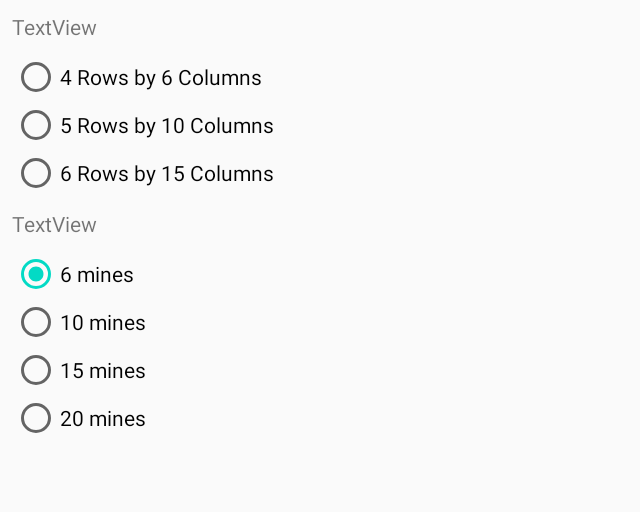
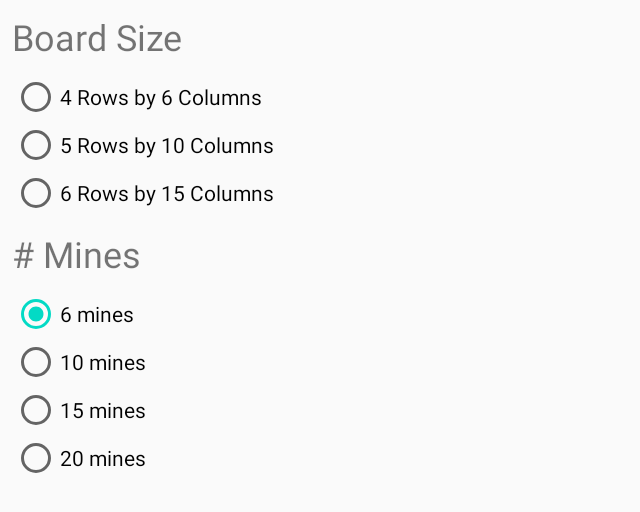
Before and after one commit to gyeung06/AndroidClownMineSweeperEsqueGame, an Android app: the Options screen opened directly, with no data from a screen before it, on a phone screen of 824 x 412 dp (held sideways). Shown: the top 512 px of the screen, without its empty margins (0-640 px from the left). Run offline under Robolectric (Android 15) with nearby library versions, the phone set to English and light mode, and no system bars.

Commit message:
Finished UI

```diff
--- a/app/src/main/res/layout/activity_options.xml
+++ b/app/src/main/res/layout/activity_options.xml
@@ -13,25 +13,27 @@
         android:layout_marginStart="8dp"
         android:layout_marginTop="8dp"
         app:layout_constraintStart_toStartOf="parent"
-        app:layout_constraintTop_toBottomOf="@+id/textView2" />
+        app:layout_constraintTop_toBottomOf="@+id/options_rows_text" />
 
     <TextView
-        android:id="@+id/textView2"
+        android:id="@+id/options_rows_text"
         android:layout_width="wrap_content"
         android:layout_height="wrap_content"
         android:layout_marginStart="8dp"
         android:layout_marginTop="8dp"
-        android:text="TextView"
+        android:text="Board Size"
+        android:textSize="24sp"
         app:layout_constraintStart_toStartOf="parent"
         app:layout_constraintTop_toTopOf="parent" />
 
     <TextView
-        android:id="@+id/textView3"
+        android:id="@+id/options_mines_text"
         android:layout_width="wrap_content"
         android:layout_height="wrap_content"
         android:layout_marginStart="8dp"
         android:layout_marginTop="8dp"
-        android:text="TextView"
+        android:text="# Mines"
+        android:textSize="24sp"
         app:layout_constraintStart_toStartOf="parent"
         app:layout_constraintTop_toBottomOf="@+id/options_rows" />
 
@@ -42,5 +44,5 @@
         android:layout_marginStart="8dp"
         android:layout_marginTop="8dp"
         app:layout_constraintStart_toStartOf="parent"
-        app:layout_constraintTop_toBottomOf="@+id/textView3" />
+        app:layout_constraintTop_toBottomOf="@+id/options_mines_text" />
 </androidx.constraintlayout.widget.ConstraintLayout>
```
